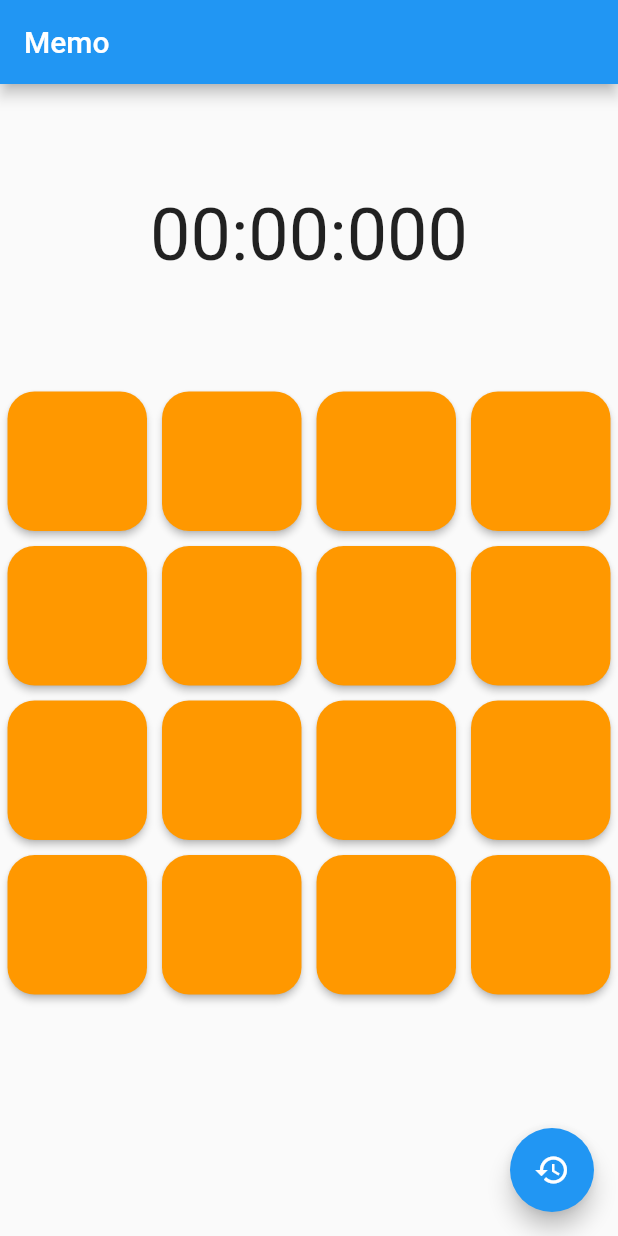
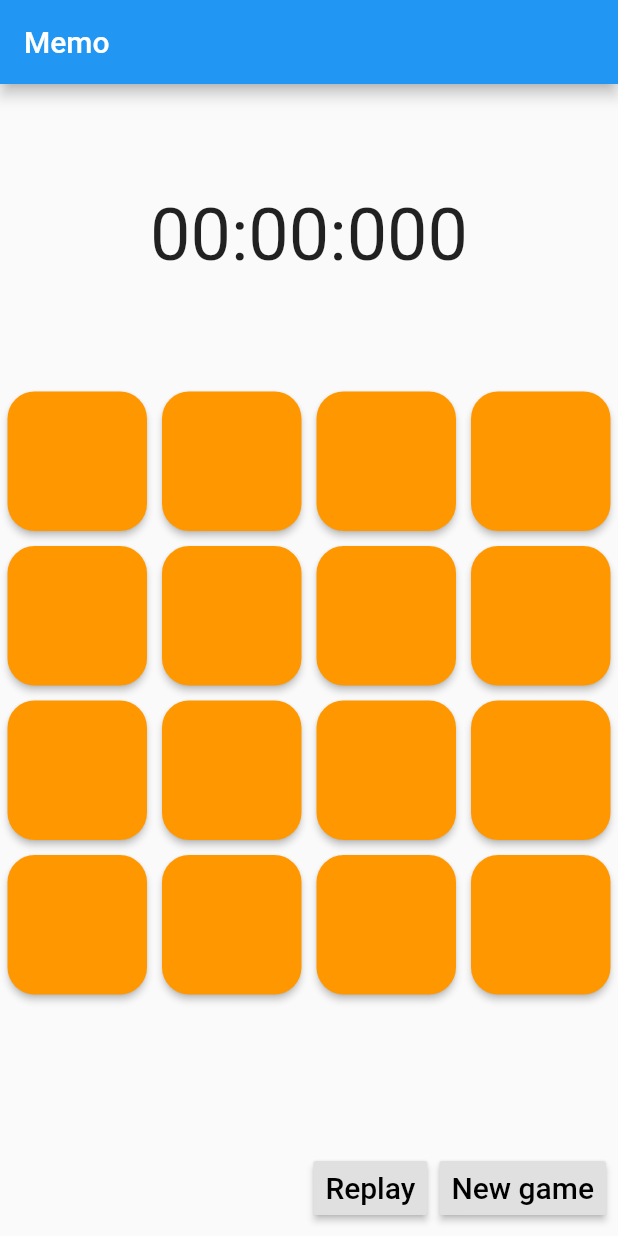
Before and after one commit to PiotrLipski/flutter_memo, a Flutter app: the screen it shows after launch, on a phone screen of 412 x 824 dp. Run offline on Flutter 3.47's test engine with Material 2 defaults, Android fonts, the phone set to English and light mode, and no system bars; our stand-ins replace tuple.

Commit message:
add replay, dictionary fix

```diff
--- a/lib/controller.dart
+++ b/lib/controller.dart
@@ -6,20 +6,22 @@ import 'package:tuple/tuple.dart';
 enum Event {
   init,
   ready,
-  restart,
   generate,
   list,
   open,
   close,
   hide,
   start_game,
-  stop_game
+  stop_game,
+  replay,
+  new_game,
+  close_all
 }
 
 class Message extends Tuple2<Event, dynamic> {
   Message.init(List<WordPair> list) : super(Event.init, list);
   Message.ready() : super(Event.ready, null);
-  Message.restart() : super(Event.restart, null);
+  Message.new_game() : super(Event.new_game, null);
   Message.generate(int numberOfItems) : super(Event.generate, numberOfItems);
   Message.list(List<WordPair> list) : super(Event.list, list);
   Message.open(Tuple2<Key, WordPair> tuple) : super(Event.open, tuple);
@@ -27,6 +29,8 @@ class Message extends Tuple2<Event, dynamic> {
   Message.hide(Tuple2<Key, WordPair> tuple) : super(Event.hide, tuple);
   Message.startGame() : super(Event.start_game, null);
   Message.stopGame() : super(Event.stop_game, null);
+  Message.replay() : super(Event.replay, null);
+  Message.close_all() : super(Event.close_all, null);
 }
 
 class Controller {
@@ -63,10 +67,15 @@ class Controller {
           wordPairs.shuffle();
           send(Message.list(wordPairs.take(numberOfCards).toList()));
           break;
-        case Event.restart:
+        case Event.new_game:
           wordPairs.shuffle();
           started = false;
           numberOfMatched = 0;
+          break;
+        case Event.replay:
+          started = false;
+          numberOfMatched = 0;
+          send(Message.close_all());
           break;
         case Event.open:
           if (!started) {
--- a/lib/main.dart
+++ b/lib/main.dart
@@ -33,7 +33,7 @@ class MyApp extends StatelessWidget {
         .then((wordPairs) => controller.send(Message.init(wordPairs)));
 
     controller.stream
-        .where((event) => event.item1 == Event.restart)
+        .where((event) => event.item1 == Event.new_game)
         .listen((event) {
       stopwatch.stop();
       stopwatch.reset();
@@ -51,6 +51,13 @@ class MyApp extends StatelessWidget {
       stopwatch.stop();
     });
 
+    controller.stream
+        .where((event) => event.item1 == Event.replay)
+        .listen((event) {
+      stopwatch.stop();
+      stopwatch.reset();
+    });
+
     return MaterialApp(
         home: Scaffold(
       appBar: AppBar(
@@ -62,13 +69,19 @@ class MyApp extends StatelessWidget {
               children: [
             Container(height: 200, child: Center(child: Timer(stopwatch))),
             Expanded(child: RandomWords()),
+            ButtonBar(
+              children: [
+                RaisedButton(
+                  onPressed: () => controller.send(Message.replay()),
+                  child: const Text('Replay', style: TextStyle(fontSize: 20)),
+                ),
+                RaisedButton(
+                  onPressed: () => controller.send(Message.new_game()),
+                  child: const Text('New game', style: TextStyle(fontSize: 20)),
+                )
+              ],
+            )
           ])),
-      //TODO add restart button to play again teh same game
-      floatingActionButton: FloatingActionButton(
-        onPressed: () => controller.send(Message.restart()),
-        tooltip: 'Reset',
-        child: Icon(Icons.restore),
-      ), // This trailing comma makes auto-formatting nicer for build methods.
     ));
   }
 }
@@ -82,36 +95,45 @@ class _RandomWordsState extends State<RandomWords> {
   @override
   void initState() => super.initState();
 
+  List<MyCard> _cards;
+
   @override
   Widget build(BuildContext context) {
     int _columns = 4;
     int _rows = 4;
     return StreamBuilder<Message>(
         stream: controller.stream.where((message) =>
-            Set.of([Event.restart, Event.ready, Event.list])
+            Set.of([Event.new_game, Event.ready, Event.list, Event.replay])
                 .contains(message.item1)),
         builder: (context, AsyncSnapshot<Message> snapshot) {
           if (snapshot.connectionState == ConnectionState.waiting) {
             return Text("...");
           } else {
-            if (snapshot.data.item1 == Event.restart ||
+            if (snapshot.data.item1 == Event.new_game ||
                 snapshot.data.item1 == Event.ready) {
               controller.send(Message.generate((_columns * _rows) ~/ 2));
               return Container();
-            } else if (snapshot.data.item1 == Event.list) {
-              print(snapshot.data.item2);
-              List<WordPair> wordPairs = snapshot.data.item2;
-              wordPairs.addAll(wordPairs.map((wp) => wp.flip()).toList());
-              List<MyCard> cards = wordPairs
-                  .map((wp) => MyCard(wordPair: wp, controller: controller))
-                  .toList();
-              cards.shuffle();
+            } else if (snapshot.data.item1 == Event.replay) {
               return GridView.count(
                   crossAxisCount: _columns,
                   crossAxisSpacing: 10,
                   mainAxisSpacing: 10,
                   padding: const EdgeInsets.all(5),
-                  children: cards);
+                  children: _cards);
+            } else if (snapshot.data.item1 == Event.list) {
+              print(snapshot.data.item2);
+              List<WordPair> wordPairs = snapshot.data.item2;
+              wordPairs.addAll(wordPairs.map((wp) => wp.flip()).toList());
+              _cards = wordPairs
+                  .map((wp) => MyCard(wordPair: wp, controller: controller))
+                  .toList();
+              _cards.shuffle();
+              return GridView.count(
+                  crossAxisCount: _columns,
+                  crossAxisSpacing: 10,
+                  mainAxisSpacing: 10,
+                  padding: const EdgeInsets.all(5),
+                  children: _cards);
             } else {
               return Text("UNKNOWN MESSAGE ${snapshot.data.toString()}",
                   style: TextStyle(fontSize: 16));
--- a/lib/mycard.dart
+++ b/lib/mycard.dart
@@ -41,6 +41,14 @@ class MyCardState extends State<MyCard> {
         }
       });
     });
+    controller.stream
+        .where((event) => event.item1 == Event.close_all)
+        .listen((event) {
+      setState(() {
+        closed = true;
+        hidden = false;
+      });
+    });
   }
 
   @override
```
Also changed, not shown: assets/dictionary.csv.
